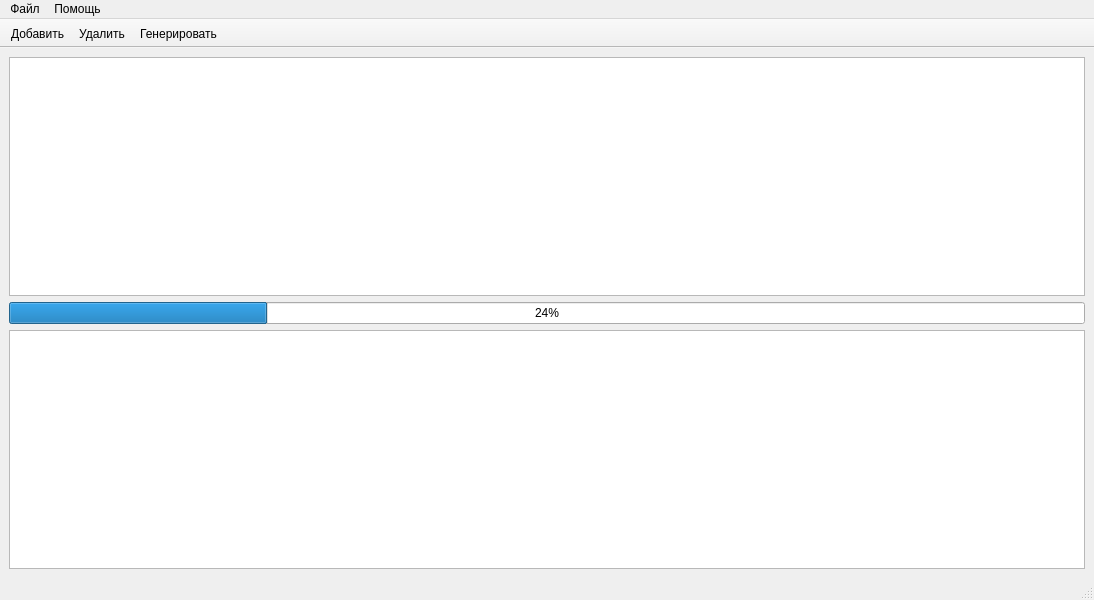
ArcSigov/generator, file src/gui/window/mainwindow.ui: the form before one commit.
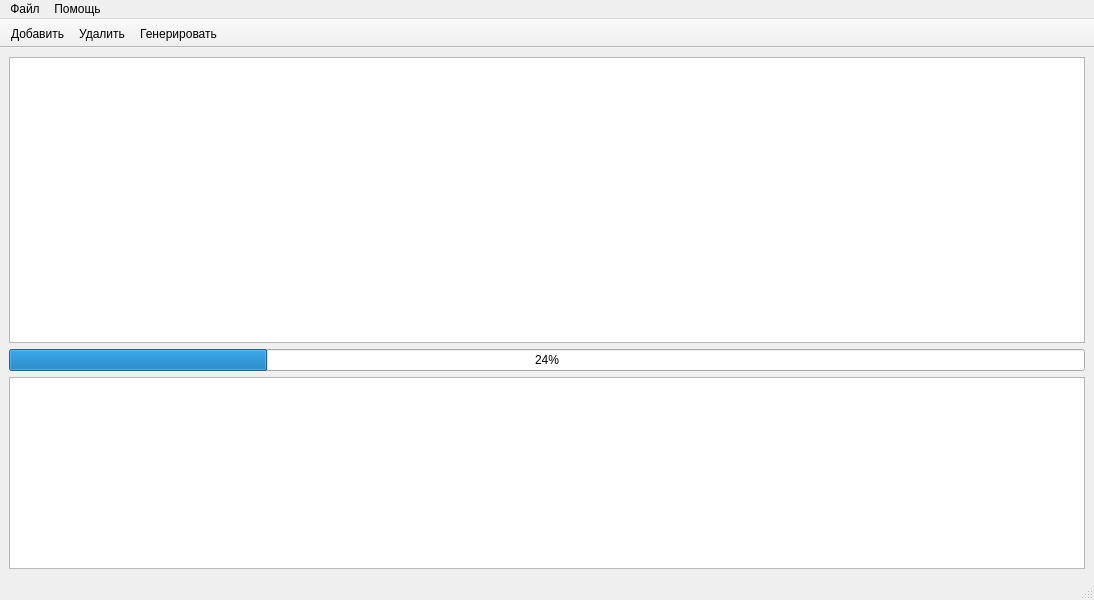
The form after the commit.

Diff of the .ui file:
```diff
--- a/src/gui/window/mainwindow.ui
+++ b/src/gui/window/mainwindow.ui
@@ -39,7 +39,14 @@
      </widget>
     </item>
     <item>
-     <widget class="QTextBrowser" name="textBrowser"/>
+     <widget class="QTextBrowser" name="textBrowser">
+      <property name="sizePolicy">
+       <sizepolicy hsizetype="Ignored" vsizetype="Maximum">
+        <horstretch>0</horstretch>
+        <verstretch>0</verstretch>
+       </sizepolicy>
+      </property>
+     </widget>
     </item>
    </layout>
   </widget>
```
